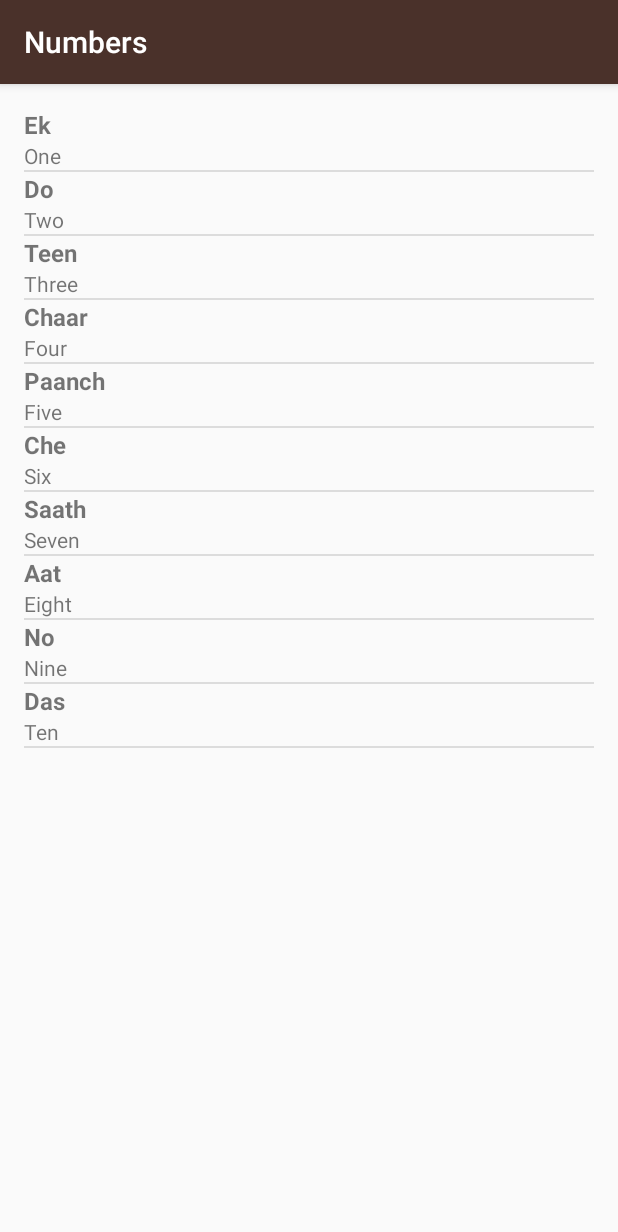
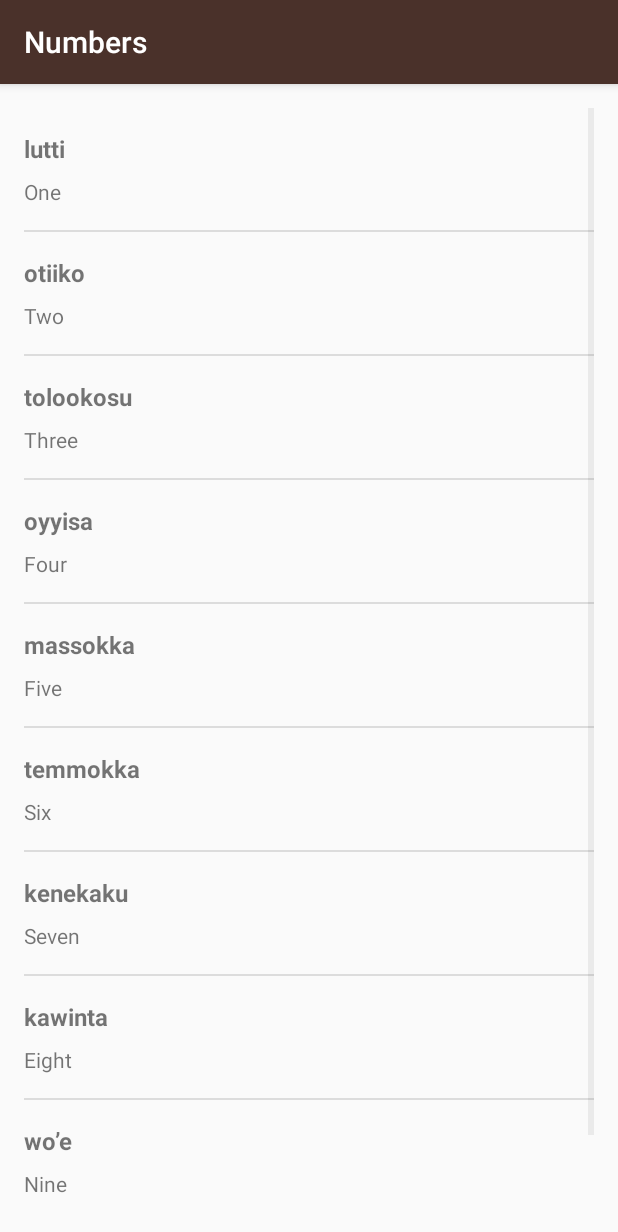
Before and after one commit to harshitm98/App-Miwok-Starter-code, an Android app: the NumberActivity screen opened directly, with no data from a screen before it, on a phone screen of 412 x 824 dp. Shown: the top 1232 px of the screen. Run offline under Robolectric (Android 15) with nearby library versions, the phone set to English and light mode, and no system bars.

Commit message:
Added literal translation for NumberActivity and ColorsActivity

```diff
--- a/app/src/main/java/com/example/android/miwok/MainActivity.java
+++ b/app/src/main/java/com/example/android/miwok/MainActivity.java
@@ -85,8 +85,6 @@ public class MainActivity extends AppCompatActivity {
 
     }
 
-
-
     public void openNumbersActivity(View view){
         Intent i = new Intent(this,NumberActivity.class);
         startActivity(i);
--- a/app/src/main/java/com/example/android/miwok/NumberActivity.java
+++ b/app/src/main/java/com/example/android/miwok/NumberActivity.java
@@ -17,30 +17,18 @@ public class NumberActivity extends AppCompatActivity {
         super.onCreate(savedInstanceState);
         setContentView(R.layout.activity_number);
 
-//        String[] words = new String[10];
-//        words[0] = "One";
-//        words[1] = "Two";
-//        words[2] = "Three";
-//        words[3] = "Four";
-//        words[4] = "Five";
-//        words[5] = "Six";
-//        words[6] = "Seven";
-//        words[7] = "Eight";
-//        words[8] = "Nine";
-//        words[9] = "Ten";
-
         ArrayList<Word> words = new ArrayList<Word>();
 
-        words.add(new Word("One", "Ek"));
-        words.add(new Word("Two", "Do"));
-        words.add(new Word("Three", "Teen"));
-        words.add(new Word("Four", "Chaar"));
-        words.add(new Word("Five", "Paanch"));
-        words.add(new Word("Six", "Che"));
-        words.add(new Word("Seven", "Saath"));
-        words.add(new Word("Eight", "Aat"));
-        words.add(new Word("Nine", "No"));
-        words.add(new Word("Ten","Das"));
+        words.add(new Word("One", "lutti"));
+        words.add(new Word("Two", "otiiko"));
+        words.add(new Word("Three", "tolookosu"));
+        words.add(new Word("Four", "oyyisa"));
+        words.add(new Word("Five", "massokka"));
+        words.add(new Word("Six", "temmokka"));
+        words.add(new Word("Seven", "kenekaku"));
+        words.add(new Word("Eight", "kawinta"));
+        words.add(new Word("Nine", "wo’e"));
+        words.add(new Word("Ten","na’aacha"));
 
         WordAdapter itemsAdapter = new WordAdapter(this,words);
         ListView listView = (ListView) findViewById(R.id.list);
--- a/app/src/main/res/layout/activity_colors.xml
+++ b/app/src/main/res/layout/activity_colors.xml
@@ -7,7 +7,7 @@
     android:paddingLeft="@dimen/activity_horizontal_margin"
     android:paddingRight="@dimen/activity_horizontal_margin"
     android:paddingTop="@dimen/activity_vertical_margin"
-    tools:context="com.example.android.miwok.ColorsActivity">
+    >
 
     <TextView
         android:layout_width="wrap_content"
--- a/app/src/main/res/layout/list_item.xml
+++ b/app/src/main/res/layout/list_item.xml
@@ -4,20 +4,24 @@
     android:orientation="vertical" android:layout_width="match_parent"
     android:layout_height="match_parent"
     android:layout_marginLeft="16dp"
-    android:layout_marginTop="16dp">
+    android:layout_marginTop="16dp"
+    android:layout_marginBottom="16dp">
 
     <TextView
         android:layout_width="wrap_content"
         android:layout_height="wrap_content"
         tools:text = "Lutti"
         android:textSize="16sp"
+        android:layout_marginTop="16dp"
         android:id="@+id/text_miwok"
+        android:layout_marginBottom="8dp"
         android:textStyle="bold"/>
     <TextView
         android:layout_width="wrap_content"
         android:layout_height="wrap_content"
         android:textSize="14sp"
         tools:text = "One"
+        android:layout_marginBottom="16dp"
         android:id="@+id/text_english"/>
 
 </LinearLayout>
```
Also changed, not shown: app/src/main/java/com/example/android/miwok/ColorsActivity.java (+23 -1 lines).
